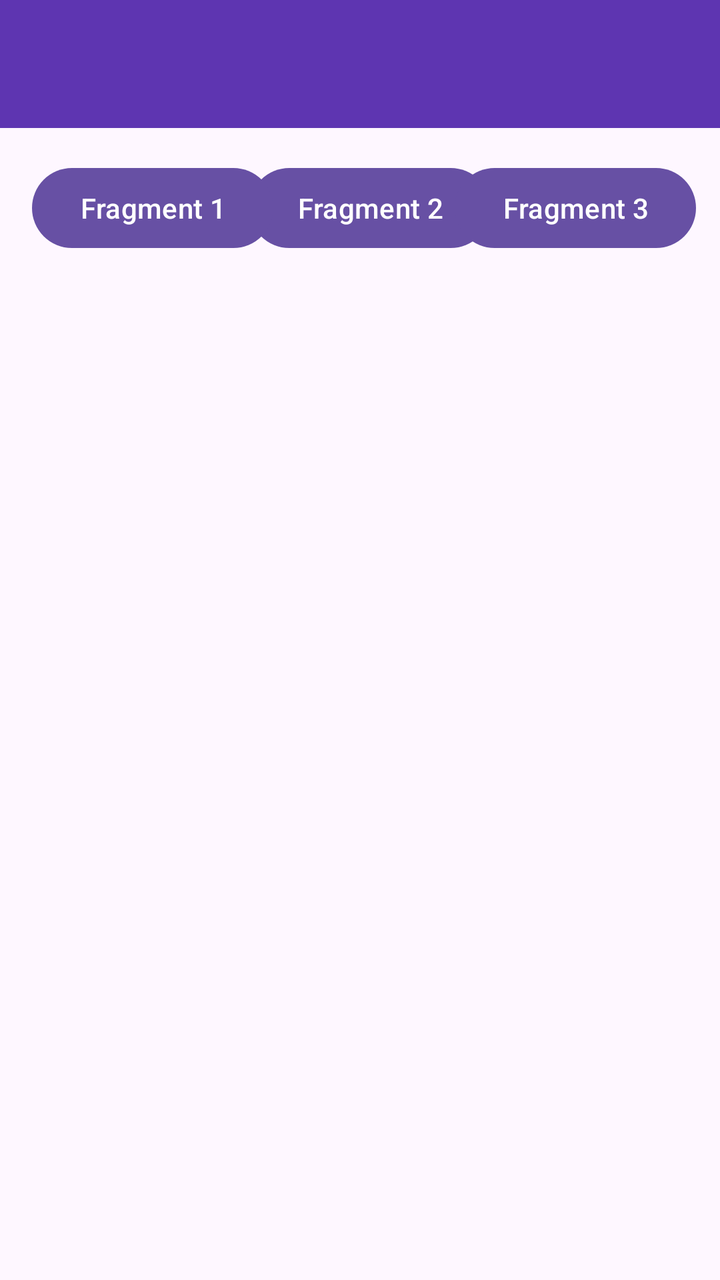
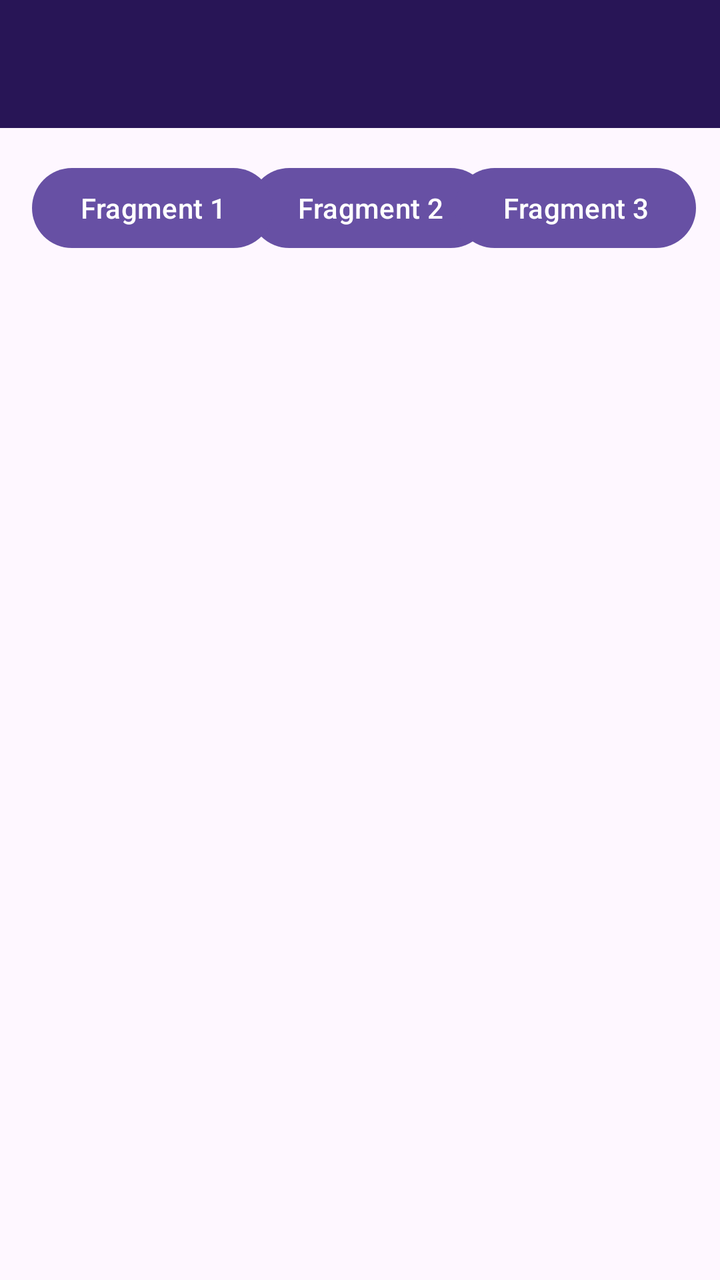

The first picture is an Android layout as it rendered before a commit; the second is the same layout after the commit. The layout source and the unified diff follow.
<!-- AndroidManifest.xml: application theme Theme.NabeeyAps -->
<!-- res/layout/activity_seventh.xml -->
<?xml version="1.0" encoding="utf-8"?>
<androidx.constraintlayout.widget.ConstraintLayout xmlns:android="http://schemas.android.com/apk/res/android"
    xmlns:app="http://schemas.android.com/apk/res-auto"
    xmlns:tools="http://schemas.android.com/tools"
    android:id="@+id/main"
    android:layout_width="match_parent"
    android:layout_height="match_parent"
    tools:context=".Home.pertemuan_7.SeventhActivity">

    <androidx.appcompat.widget.Toolbar
        android:id="@+id/toolbar"
        android:layout_width="match_parent"
        android:layout_height="?attr/actionBarSize"
        android:background="#5E35B1"
        app:layout_constraintEnd_toEndOf="parent"
        app:layout_constraintStart_toStartOf="parent"
        app:layout_constraintTop_toTopOf="parent" />

    <Button
        android:id="@+id/btnFragment2"
        android:layout_width="wrap_content"
        android:layout_height="wrap_content"
        android:layout_marginTop="80dp"
        android:text="Fragment 2"
        app:layout_constraintEnd_toStartOf="@+id/btnFragment3"
        app:layout_constraintHorizontal_bias="0.4"
        app:layout_constraintStart_toEndOf="@+id/btnFragment1"
        app:layout_constraintTop_toTopOf="parent" />

    <Button
        android:id="@+id/btnFragment1"
        android:layout_width="wrap_content"
        android:layout_height="wrap_content"
        android:layout_marginStart="16dp"
        android:text="Fragment 1"
        app:layout_constraintStart_toStartOf="parent"
        app:layout_constraintTop_toTopOf="@+id/btnFragment2" />

    <Button
        android:id="@+id/btnFragment3"
        android:layout_width="wrap_content"
        android:layout_height="wrap_content"
        android:layout_marginEnd="12dp"
        android:text="Fragment 3"
        app:layout_constraintEnd_toEndOf="parent"
        app:layout_constraintTop_toTopOf="@+id/btnFragment2" />

    <FrameLayout
        android:id="@+id/fragment_container"
        android:layout_width="match_parent"
        android:layout_height="0dp"
        android:layout_marginTop="20dp"
        app:layout_constraintBottom_toBottomOf="parent"
        app:layout_constraintTop_toBottomOf="@+id/btnFragment2" />

</androidx.constraintlayout.widget.ConstraintLayout>
<!-- resources referenced by this layout -->
<resources>
  <style name="Theme.NabeeyAps" parent="Base.Theme.NabeeyAps" />
  <style name="Base.Theme.NabeeyAps" parent="Theme.Material3.DayNight.NoActionBar">
          
          
      </style>
</resources>

<!-- the commit's change to res/layout/activity_seventh.xml (unified diff, before → after) -->
@@ -12,6 +12,8 @@
         android:layout_width="match_parent"
         android:layout_height="?attr/actionBarSize"
         android:background="#5E35B1"
+        android:backgroundTint="#281556"
+        app:titleTextColor="@color/white"
         app:layout_constraintEnd_toEndOf="parent"
         app:layout_constraintStart_toStartOf="parent"
         app:layout_constraintTop_toTopOf="parent" />
<!-- resource entries referenced after the edit -->
@@ -1,5 +1,6 @@
 <!-- resources referenced by this layout -->
 <resources>
+  <color name="white">#FFFFFFFF</color>
   <style name="Theme.NabeeyAps" parent="Base.Theme.NabeeyAps" />
   <style name="Base.Theme.NabeeyAps" parent="Theme.Material3.DayNight.NoActionBar">
           
